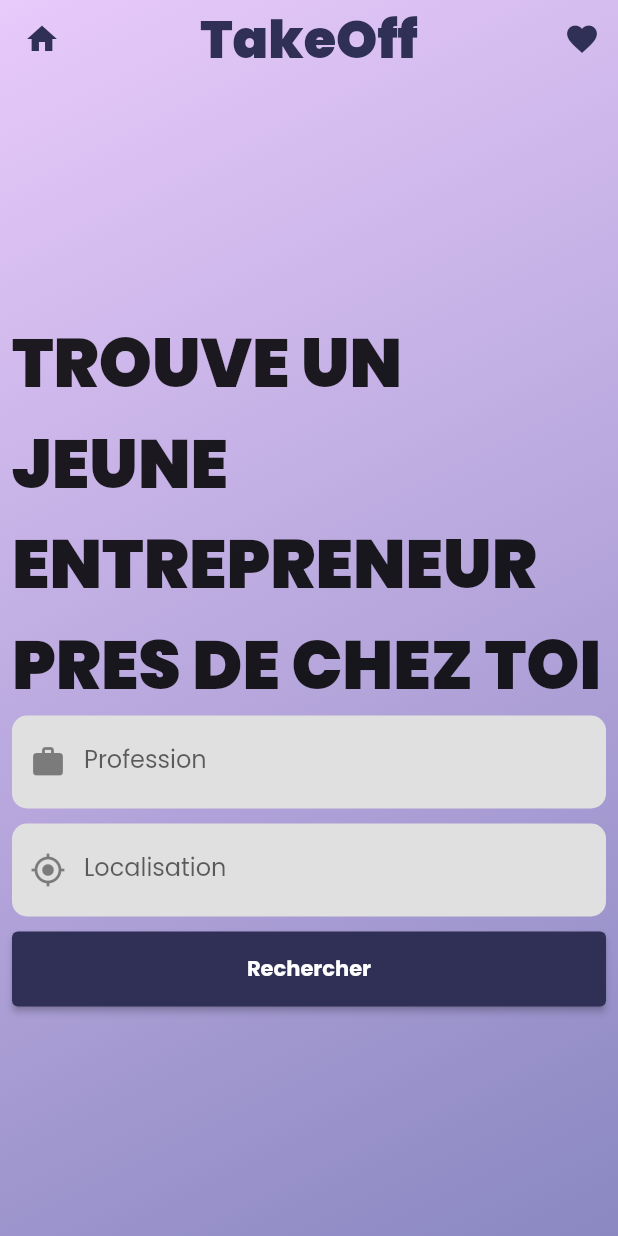
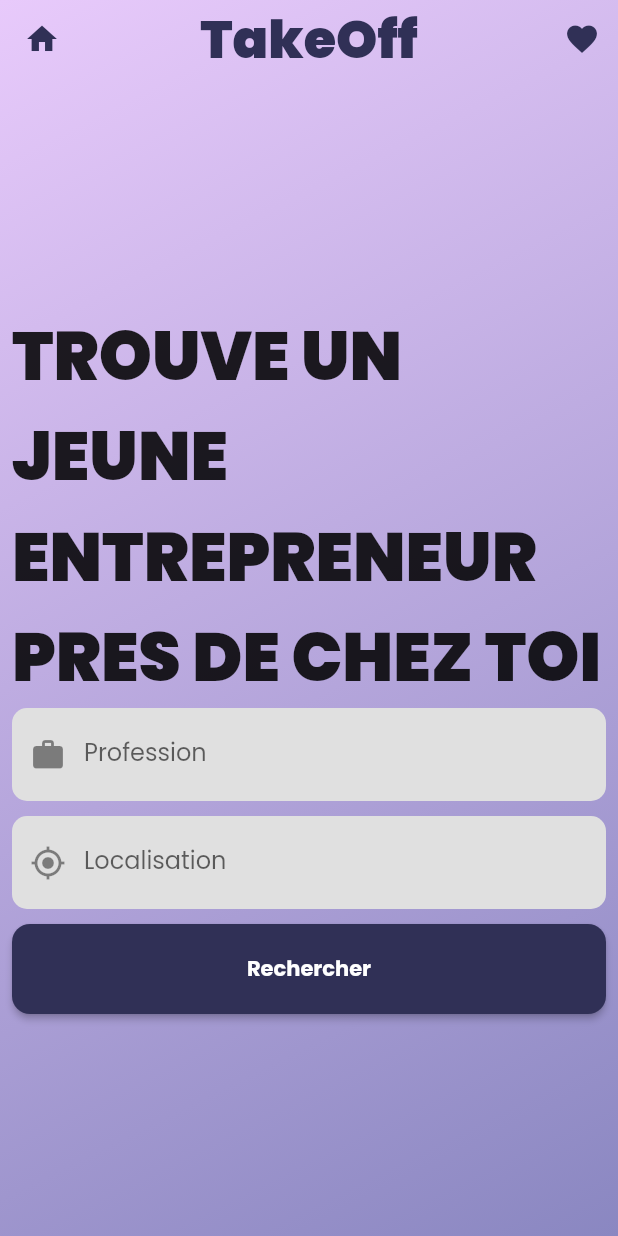
Before and after one commit to Usponso/TakeOff-flutter, a Flutter app: the screen it shows after launch, on a phone screen of 412 x 824 dp. Run offline on Flutter 3.47's test engine with Material 2 defaults, Android fonts, the phone set to English and light mode, and no system bars; our stand-ins replace google_fonts.

Commit message:
:sparkles: Adding custom card and button widget + UI update

```diff
--- a/lib/constant.dart
+++ b/lib/constant.dart
@@ -13,6 +13,12 @@ Map<int, Color> mapColor = {
   900: Color.fromRGBO(136, 14, 79, 1),
 };
 
-Color primary = Color(0xff303056);
-Color secondary = Color(0xff8a87c1);
-Color tertiary = Color(0xffe8cafb);
+// Color primary = Color(0xff303056);
+// Color secondary = Color(0xff8a87c1);
+// Color tertiary = Color(0xffe8cafb);
+
+class MyColors {
+  static const Color primary = Color(0xff303056);
+  static const Color secondary = Color(0xff8a87c1);
+  static const Color tertiary = Color(0xffe8cafb);
+}
--- a/lib/screen/takeoff.dart
+++ b/lib/screen/takeoff.dart
@@ -36,9 +36,11 @@ class _TakeOffState extends State<TakeOff> {
             child: Column(
                 mainAxisAlignment: MainAxisAlignment.spaceEvenly,
                 children: [
-                      SearchHome(),
+                  SearchHome(slogan: true,),
                 ]),
           ),
-            )));
+        ),
+      ),
+    );
   }
 }
--- a/lib/screen/widgets/appBarTakeOff.dart
+++ b/lib/screen/widgets/appBarTakeOff.dart
@@ -31,7 +31,7 @@ class AppBarTakeOff extends StatelessWidget with PreferredSizeWidget {
                 builder: (context) => TakeOff(),
               ));
         },
-        icon: Icon(Icons.home, color: primary),
+        icon: Icon(Icons.home, color: MyColors.primary),
       ),
       centerTitle: true,
       title: Text(
@@ -51,7 +51,7 @@ class AppBarTakeOff extends StatelessWidget with PreferredSizeWidget {
                   builder: (context) => FavoritesPage(),
                 ));
           },
-          icon: Icon(Icons.favorite, color: primary),
+          icon: Icon(Icons.favorite, color: MyColors.primary),
         )
       ],
     );
--- /dev/null
+++ b/lib/screen/widgets/customButton.dart
@@ -0,0 +1,47 @@
+import "package:flutter/material.dart";
+import 'package:takeoff_flutter/constant.dart';
+
+class CustomButton extends StatelessWidget {
+  const CustomButton(
+      {super.key,
+      required this.text,
+      this.onPress = defaultFunction,
+      this.width = 100,
+      this.height = 40,
+      this.color = MyColors.primary,
+      this.full = false,
+      this.radius = 12});
+
+  static Function? defaultFunction() {
+    print("click");
+  }
+
+  final String text;
+  final Function onPress;
+  final double width;
+  final double height;
+  final Color color;
+  final bool full;
+  final double radius;
+
+  @override
+  Widget build(BuildContext context) {
+    return ElevatedButton(
+      style: ButtonStyle(
+        backgroundColor: MaterialStateProperty.all(color),
+        minimumSize: MaterialStateProperty.all(
+            Size((full) ? MediaQuery.of(context).size.width : width, height)),
+        // maximumSize: MaterialStateProperty.all(Size(10,10)),
+        shape: MaterialStateProperty.all<RoundedRectangleBorder>(
+          RoundedRectangleBorder(
+            borderRadius: BorderRadius.circular(radius),
+          ),
+        ),
+      ),
+      onPressed: () {
+        onPress();
+      },
+      child: Text(text, style: TextStyle(fontWeight: FontWeight.bold)),
+    );
+  }
+}
--- a/lib/screen/widgets/searchHome.dart
+++ b/lib/screen/widgets/searchHome.dart
@@ -2,18 +2,20 @@
 
 import "package:flutter/material.dart";
 import 'package:takeoff_flutter/screen/resultPage.dart';
+import 'package:takeoff_flutter/screen/widgets/customButton.dart';
 import 'package:takeoff_flutter/screen/widgets/sloganHome.dart';
 
 class SearchHome extends StatelessWidget {
-  const SearchHome(
-      {super.key});
+  const SearchHome({super.key, this.slogan = false});
+
+  final bool slogan;
 
   @override
   Widget build(BuildContext context) {
     return Container(
       child: Column(
         children: [
-          SloganHome(),
+          if (slogan) SloganHome(),
           Container(
             decoration: BoxDecoration(
               borderRadius: BorderRadius.circular(10),
@@ -44,20 +46,35 @@ class SearchHome extends StatelessWidget {
             ),
           ),
           SizedBox(height: 10),
-          ElevatedButton(
-            onPressed: () {
+          CustomButton(
+            text: "Rechercher",
+            full: true,
+            height: 60,
+            onPress: () {
               Navigator.push(
                   context,
                   MaterialPageRoute(
                     builder: (context) => ResultPage(),
                   ));
             },
-            child: Text("Rechercher", style: TextStyle(fontWeight: FontWeight.bold),),
-            style: ElevatedButton.styleFrom(
-              minimumSize: Size.fromHeight(50),
-              backgroundColor: Color(0xff303056),
-            ),
           ),
+          // ElevatedButton(
+          //   onPressed: () {
+          //     Navigator.push(
+          //         context,
+          //         MaterialPageRoute(
+          //           builder: (context) => ResultPage(),
+          //         ));
+          //   },
+          //   child: Text(
+          //     "Rechercher",
+          //     style: TextStyle(fontWeight: FontWeight.bold),
+          //   ),
+          //   style: ElevatedButton.styleFrom(
+          //     minimumSize: Size.fromHeight(50),
+          //     backgroundColor: Color(0xff303056),
+          //   ),
+          // ),
         ],
       ),
     );
```
Also changed, not shown: lib/screen/favoritesPage.dart (+31 -40 lines), lib/screen/resultPage.dart (+44 -52 lines), lib/screen/widgets/customCard.dart (added, +78 -0 lines). Lines whose indentation alone changed are shown as unchanged.
